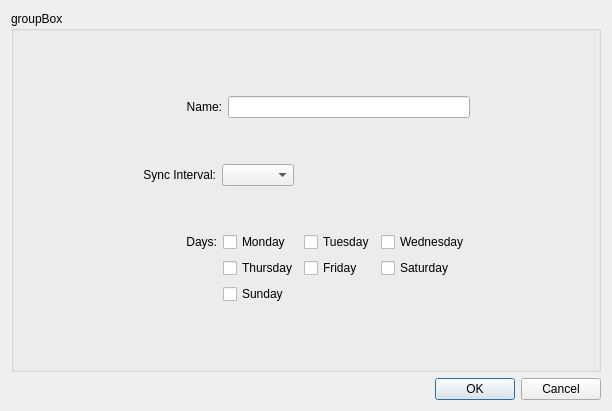
First picture: the form in src/gui/polirysimgleeditor.ui, repository qlnextcloud/desktop, before the edit.
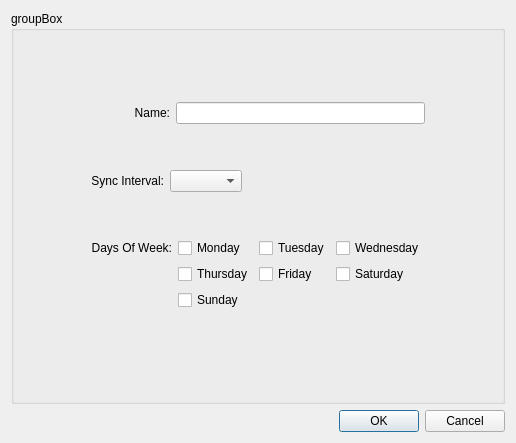
Second picture: the form after the edit.

The edit to the form file:
```diff
--- a/src/gui/polirysimgleeditor.ui
+++ b/src/gui/polirysimgleeditor.ui
@@ -6,8 +6,8 @@
    <rect>
     <x>0</x>
     <y>0</y>
-    <width>612</width>
-    <height>411</height>
+    <width>516</width>
+    <height>443</height>
    </rect>
   </property>
   <property name="windowTitle">
@@ -155,7 +155,7 @@
           <item row="0" column="0">
            <widget class="QLabel" name="daysLabel">
             <property name="text">
-             <string>             Days:</string>
+             <string>Days Of Week:</string>
             </property>
             <property name="alignment">
              <set>Qt::AlignRight|Qt::AlignTrailing|Qt::AlignVCenter</set>
@@ -241,6 +241,16 @@
         </property>
        </spacer>
       </item>
+      <item row="3" column="0" colspan="3">
+       <widget class="QLabel" name="errorLabel">
+        <property name="text">
+         <string/>
+        </property>
+        <property name="alignment">
+         <set>Qt::AlignCenter</set>
+        </property>
+       </widget>
+      </item>
      </layout>
     </widget>
    </item>
```
